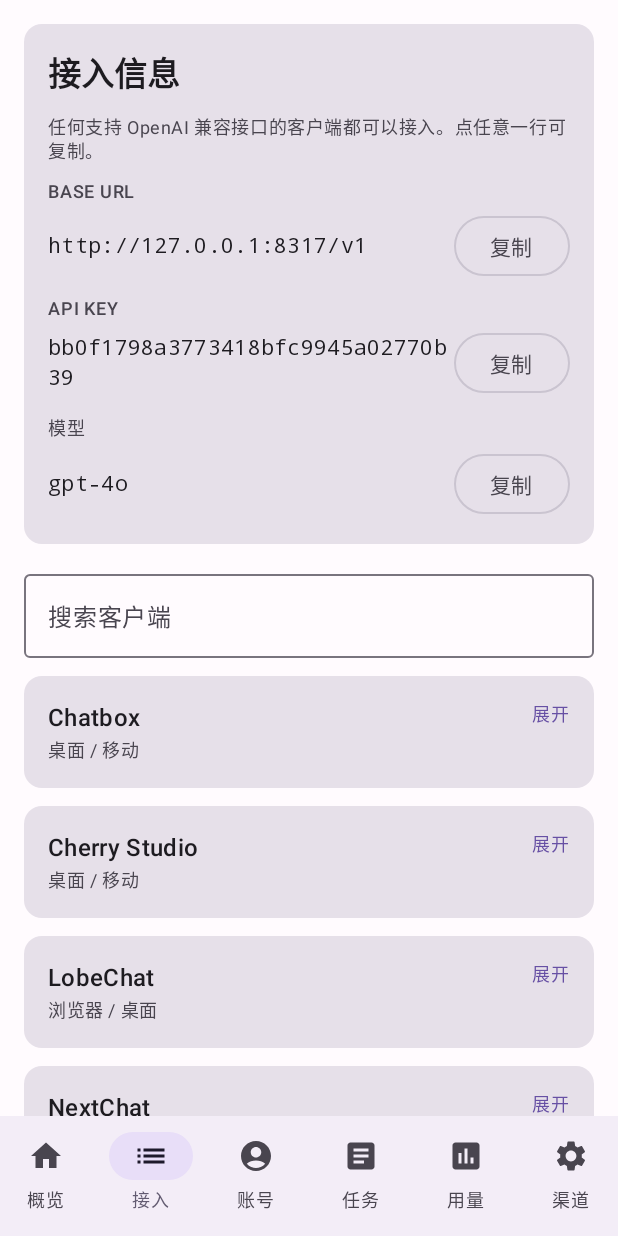
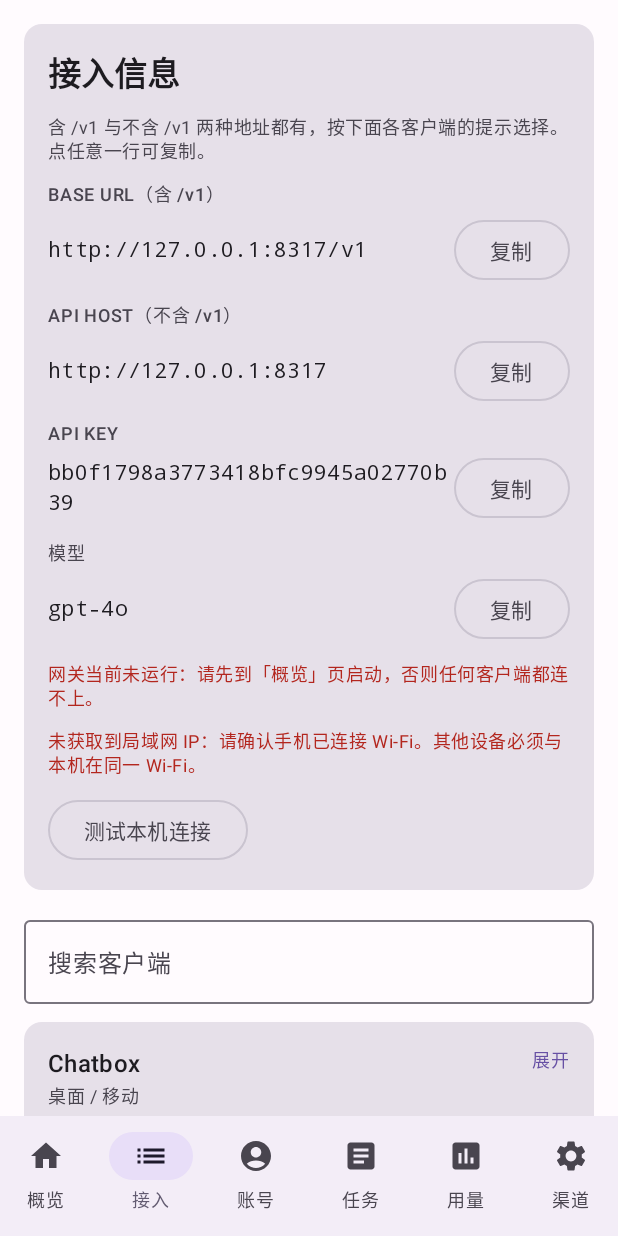
Before and after one commit to giangnam728828-rgb/pocket-gateway, an Android app built with Jetpack Compose: the screen it shows after launch (MainActivity), item 2 of the bottom bar chosen, on a phone screen of 412 x 824 dp. Run offline under Robolectric (Android 15) with nearby library versions, the phone set to English and light mode, and no system bars; 1 statement that could not run was skipped.

Commit message:
fix(access): accept /v1 variants, per-client URL form, self-test and diagnostics

```diff
--- a/app/build.gradle.kts
+++ b/app/build.gradle.kts
@@ -39,8 +39,8 @@ android {
         applicationId = "com.pocketgateway.app"
         minSdk = 26
         targetSdk = 35
-        versionCode = 22
-        versionName = "0.21.0"
+        versionCode = 23
+        versionName = "0.21.1"
 
         testInstrumentationRunner = "androidx.test.runner.AndroidJUnitRunner"
         vectorDrawables {
--- a/app/src/main/java/com/pocketgateway/app/core/access/AccessPresets.kt
+++ b/app/src/main/java/com/pocketgateway/app/core/access/AccessPresets.kt
@@ -13,6 +13,8 @@ data class AccessPreset(
     val category: String,
     val step: String,
     val jsonTemplate: (baseUrl: String, apiKey: String, model: String) -> String,
+    /** true = 该客户端需要带 /v1 的地址；false = 只填主机地址（客户端会自行追加 /v1）。 */
+    val usesV1: Boolean = true,
 )
 
 /** 内置的 13 款客户端接入预设（均使用 OpenAI 兼容配置）。 */
@@ -28,6 +30,7 @@ object AccessPresets {
             jsonTemplate = { b, k, m ->
                 """{"provider":"openai","apiHost":"${esc(b)}","apiKey":"${esc(k)}","model":"${esc(m)}"}"""
             },
+            usesV1 = false,
         ),
         AccessPreset(
             name = "Cherry Studio",
@@ -36,6 +39,7 @@ object AccessPresets {
             jsonTemplate = { b, k, m ->
                 """{"type":"openai","baseUrl":"${esc(b)}","apiKey":"${esc(k)}","models":["${esc(m)}"]}"""
             },
+            usesV1 = false,
         ),
         AccessPreset(
             name = "LobeChat",
@@ -52,6 +56,7 @@ object AccessPresets {
             jsonTemplate = { b, k, m ->
                 """{"custom":{"baseUrl":"${esc(b)}","apiKey":"${esc(k)}","model":"${esc(m)}"}}"""
             },
+            usesV1 = false,
         ),
         AccessPreset(
             name = "Open WebUI",
@@ -120,10 +125,11 @@ object AccessPresets {
         AccessPreset(
             name = "ChatWise",
             category = "桌面",
-            step = "设置 → 模型 → OpenAI → API Host 填 Base URL，API Key 填密钥。",
+            step = "设置 → 模型 → OpenAI → API Host 填 BASE HOST，API Key 填密钥。",
             jsonTemplate = { b, k, m ->
                 """{"provider":"openai","apiHost":"${esc(b)}","apiKey":"${esc(k)}","model":"${esc(m)}"}"""
             },
+            usesV1 = false,
         ),
     )
 }
--- a/app/src/main/java/com/pocketgateway/app/ui/screen/AccessCenterScreen.kt
+++ b/app/src/main/java/com/pocketgateway/app/ui/screen/AccessCenterScreen.kt
@@ -19,6 +19,7 @@ import androidx.compose.runtime.collectAsState
 import androidx.compose.runtime.getValue
 import androidx.compose.runtime.mutableStateOf
 import androidx.compose.runtime.remember
+import androidx.compose.runtime.rememberCoroutineScope
 import androidx.compose.runtime.setValue
 import androidx.compose.ui.Modifier
 import androidx.compose.ui.platform.LocalContext
@@ -27,6 +28,11 @@ import androidx.compose.ui.unit.dp
 import com.pocketgateway.app.core.access.AccessPreset
 import com.pocketgateway.app.core.access.AccessPresets
 import com.pocketgateway.app.ui.viewmodel.GatewayViewModel
+import kotlinx.coroutines.Dispatchers
+import kotlinx.coroutines.launch
+import kotlinx.coroutines.withContext
+import java.net.HttpURLConnection
+import java.net.URL
 
 /**
  * 接入中心：把网关地址、密钥、模型名与常见客户端的配置一次给全。
@@ -35,9 +41,13 @@ import com.pocketgateway.app.ui.viewmodel.GatewayViewModel
 @Composable
 fun AccessCenterScreen(vm: GatewayViewModel) {
     val config by vm.config.collectAsState()
+    val running by vm.isRunning.collectAsState()
+    val localIp by vm.localIp.collectAsState()
     val ctx = LocalContext.current
+    val scope = rememberCoroutineScope()
 
-    val baseUrl = vm.baseUrl.value
+    val baseUrl = vm.baseUrl.value            // 含 /v1
+    val hostUrl = baseUrl.removeSuffix("/v1") // 不含 /v1
     val apiKey = config.accessToken
     val model = config.channels
         .firstOrNull { it.models.isNotEmpty() }
@@ -46,6 +56,8 @@ fun AccessCenterScreen(vm: GatewayViewModel) {
         ?: "gpt-4o"
 
     var query by remember { mutableStateOf("") }
+    var testing by remember { mutableStateOf(false) }
+    var testResult by remember { mutableStateOf<String?>(null) }
 
     Column(
         modifier = Modifier.fillMaxSize().verticalScroll(rememberScrollState()).padding(16.dp),
@@ -55,15 +67,52 @@ fun AccessCenterScreen(vm: GatewayViewModel) {
             Column(Modifier.padding(16.dp), verticalArrangement = Arrangement.spacedBy(10.dp)) {
                 Text("接入信息", style = MaterialTheme.typography.titleLarge, fontWeight = FontWeight.Bold)
                 Text(
-                    "任何支持 OpenAI 兼容接口的客户端都可以接入。点任意一行可复制。",
+                    "含 /v1 与不含 /v1 两种地址都有，按下面各客户端的提示选择。点任意一行可复制。",
                     style = MaterialTheme.typography.bodySmall,
                     color = MaterialTheme.colorScheme.onSurfaceVariant,
                 )
-                InfoLine("BASE URL", baseUrl) { copyToClipboard(ctx, baseUrl) }
+                InfoLine("BASE URL（含 /v1）", baseUrl) { copyToClipboard(ctx, baseUrl) }
+                InfoLine("API HOST（不含 /v1）", hostUrl) { copyToClipboard(ctx, hostUrl) }
                 InfoLine("API KEY", apiKey.ifBlank { "未设置（网关不鉴权）" }) {
                     copyToClipboard(ctx, apiKey)
                 }
                 InfoLine("模型", model) { copyToClipboard(ctx, model) }
+
+                if (!running) {
+                    Text(
+                        "网关当前未运行：请先到「概览」页启动，否则任何客户端都连不上。",
+                        style = MaterialTheme.typography.bodySmall,
+                        color = MaterialTheme.colorScheme.error,
+                    )
+                }
+                if (localIp.isNullOrBlank()) {
+                    Text(
+                        "未获取到局域网 IP：请确认手机已连接 Wi-Fi。其他设备必须与本机在同一 Wi-Fi。",
+                        style = MaterialTheme.typography.bodySmall,
+                        color = MaterialTheme.colorScheme.error,
+                    )
+                }
+
+                OutlinedButton(
+                    enabled = !testing,
+                    onClick = {
+                        testing = true
+                        testResult = null
+                        scope.launch {
+                            testResult = withContext(Dispatchers.IO) { probe(hostUrl, apiKey) }
+                            testing = false
+                        }
+                    },
+                ) { Text(if (testing) "测试中…" else "测试本机连接") }
+
+                testResult?.let {
+                    Text(
+                        it,
+                        style = MaterialTheme.typography.bodySmall,
+                        color = if (it.startsWith("正常")) MaterialTheme.colorScheme.primary
+                        else MaterialTheme.colorScheme.error,
+                    )
+                }
             }
         }
 
@@ -81,12 +130,12 @@ fun AccessCenterScreen(vm: GatewayViewModel) {
         }
 
         presets.forEach { preset ->
-            PresetCard(preset, baseUrl, apiKey, model)
+            PresetCard(preset, baseUrl, hostUrl, apiKey, model)
         }
 
         Text(
-            "提示：手机上的其他 App 若只能填一个地址，请使用上方 BASE URL；" +
-                "若客户端要求填写 /v1，请确保地址已包含 /v1。",
+            "常见报错：连接被拒绝 → 网关未启动；连接超时 → 两台设备不在同一 Wi-Fi 或路由器开启了 AP 隔离；" +
+                "401 → API KEY 不一致；404 → 地址多填或少填了 /v1，请按对应客户端提示填写。",
             style = MaterialTheme.typography.bodySmall,
             color = MaterialTheme.colorScheme.onSurfaceVariant,
         )
@@ -97,11 +146,14 @@ fun AccessCenterScreen(vm: GatewayViewModel) {
 private fun PresetCard(
     preset: AccessPreset,
     baseUrl: String,
+    hostUrl: String,
     apiKey: String,
     model: String,
 ) {
     val ctx = LocalContext.current
     var expanded by remember { mutableStateOf(false) }
+    // 该客户端应填写的地址形态
+    val url = if (preset.usesV1) baseUrl else hostUrl
 
     Card(modifier = Modifier.fillMaxWidth()) {
         Column(Modifier.padding(16.dp), verticalArrangement = Arrangement.spacedBy(8.dp)) {
@@ -122,13 +174,46 @@ private fun PresetCard(
 
             if (expanded) {
                 Text(preset.step, style = MaterialTheme.typography.bodySmall)
-                InfoLine("BASE URL", baseUrl) { copyToClipboard(ctx, baseUrl) }
+                InfoLine(
+                    if (preset.usesV1) "填入 BASE URL（含 /v1）" else "填入 API HOST（不含 /v1）",
+                    url,
+                ) { copyToClipboard(ctx, url) }
                 InfoLine("API KEY", apiKey.ifBlank { "未设置" }) { copyToClipboard(ctx, apiKey) }
                 InfoLine("模型", model) { copyToClipboard(ctx, model) }
                 OutlinedButton(onClick = {
-                    copyToClipboard(ctx, preset.jsonTemplate(baseUrl, apiKey, model))
+                    copyToClipboard(ctx, preset.jsonTemplate(url, apiKey, model))
                 }) { Text("复制 JSON 配置") }
             }
         }
     }
 }
+
+/** 在本机探测 /health 与 /v1/models，验证网关与鉴权是否正常。 */
+private fun probe(hostUrl: String, apiKey: String): String {
+    return try {
+        val health = (URL("$hostUrl/health").openConnection() as HttpURLConnection).apply {
+            connectTimeout = 3000
+            readTimeout = 3000
+            instanceFollowRedirects = false
+        }
+        val hc = health.responseCode
+        health.disconnect()
+        if (hc !in 200..299) return "失败：/health HTTP $hc（网关可能未启动）"
+
+        val models = (URL("$hostUrl/v1/models").openConnection() as HttpURLConnection).apply {
+            connectTimeout = 4000
+            readTimeout = 6000
+            instanceFollowRedirects = false
+            if (apiKey.isNotBlank()) setRequestProperty("Authorization", "Bearer $apiKey")
+        }
+        val mc = models.responseCode
+        models.disconnect()
+        when {
+            mc in 200..299 -> "正常：网关可达，鉴权通过"
+            mc == 401 -> "失败：401，API KEY 与网关设置不一致"
+            else -> "失败：/v1/models HTTP $mc"
+        }
+    } catch (e: Exception) {
+        "失败：${e.message ?: e.javaClass.simpleName}（网关未启动或端口被占用）"
+    }
+}
```
Also changed, not shown: app/src/main/java/com/pocketgateway/app/core/gateway/GatewayServer.kt (+13 -0 lines).
